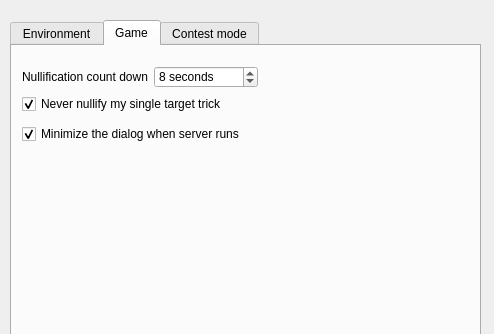
Qt form src/dialog/configdialog.ui (ubun/SakuraSlash) before a commit; both pictures show x 0 to 494 and y 0 to 334 of the 494 by 534 pixel window.
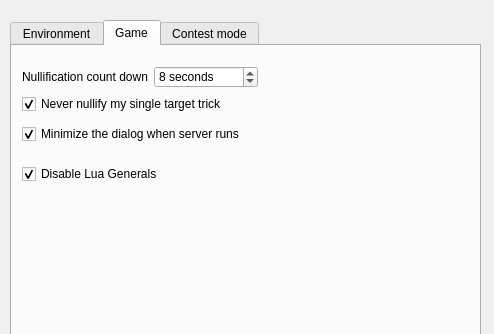
The same form after that commit. The open tabs and pages were chosen to show the change.

Patch:
```diff
--- a/src/dialog/configdialog.ui
+++ b/src/dialog/configdialog.ui
@@ -523,6 +523,19 @@
      <property name="checked">
       <bool>true</bool>
      </property>
+    </widget>
+    <widget class="QCheckBox" name="disableLua">
+     <property name="geometry">
+      <rect>
+       <x>10</x>
+       <y>120</y>
+       <width>239</width>
+       <height>16</height>
+      </rect>
+     </property>
+     <property name="text">
+      <string>Disable Lua Generals</string>
+     </property>
      <property name="checked">
       <bool>true</bool>
      </property>
```
